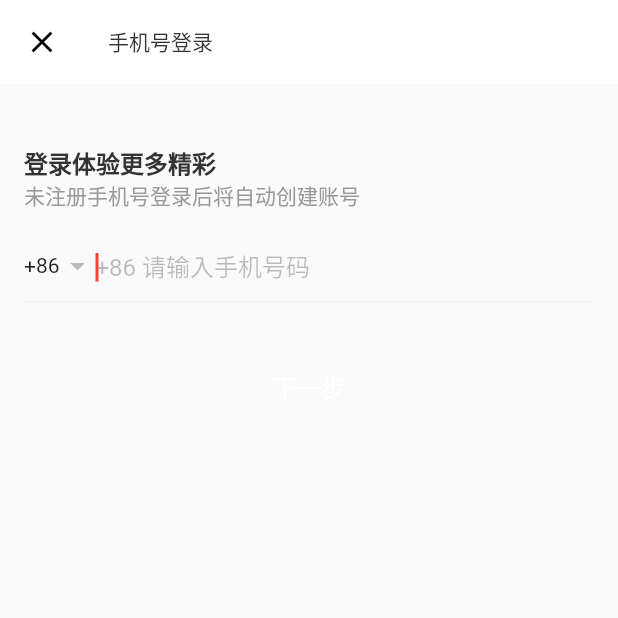
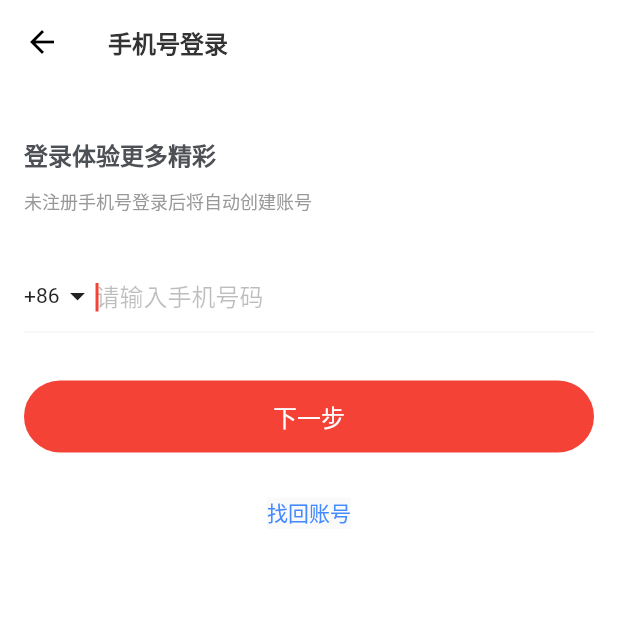
Before and after one commit to itxiaoshuai/CloudMusic, a Flutter app: the RegisterPage screen opened directly, on a phone screen of 412 x 824 dp, the top half of it. Run offline on Flutter 3.47's test engine with Material 2 defaults, Android fonts, the phone set to English and light mode, and no system bars; drawn by our look-alikes of oktoast; our stand-ins replace audioplayers, cached_network_image, chewie, cookie_jar, date_format, dio and 12 more; missing offline and left inert: audioplayers_web, common_utils, shared_preferences_web, wakelock_web; accounts and stored records are empty; network calls fail; statements that could not run were skipped.

Commit message:
手机号登录页面UI调整 Mobile phone number login page UI adjustment

```diff
--- a/lib/base/res/colors.dart
+++ b/lib/base/res/colors.dart
@@ -5,6 +5,8 @@ class Colours {
   static const Color bg_color = Color(0xfff1f1f1);
 
   static const Color text_dark = Color(0xFF333333);
+
+
   static const Color text_normal = Color(0xFF666666);
   static const Color text_gray = Color(0xFF999999);
   static const Color text_gray_c = Color(0xFFcccccc);
@@ -14,4 +16,17 @@ class Colours {
   static const Color text_white = Color(0xFFFFFFFF);
   static const Color login_text_disabled = Color(0xFFD4E2FA);
   static const Color login_button_disabled = Color(0xFF96BBFA);
+
+
+  static const Color text_dark0 = Color(0xFF4d5054);
+  static const Color text_dark10 = Color(0xFF45484c);
+  static const Color text_dark20 = Color(0xFF3e4043);
+  static const Color text_dark30 = Color(0xFF36383b);
+  static const Color text_dark40 = Color(0xFF2e3032);
+  static const Color text_dark50 = Color(0xFF27282a);
+  static const Color text_dark60 = Color(0xFF1f2022);
+  static const Color text_dark70 = Color(0xFF171819);
+  static const Color text_dark80 = Color(0xFF0f1011);
+  static const Color text_dark90 = Color(0xFF080808);
+  static const Color text_dark100 = Color(0xFF000000);
 }
--- a/lib/base/res/styles.dart
+++ b/lib/base/res/styles.dart
@@ -36,6 +36,19 @@ class TextStyles {
       fontSize: Dimens.font_sp16,
       color: Colours.text_dark,
       fontWeight: FontWeight.bold);
+
+  static const TextStyle textBoldDark16_0 = const TextStyle(
+      fontSize: Dimens.font_sp16,
+      color: Colours.text_dark0,
+      fontWeight: FontWeight.bold);
+
+
+
+
+
+
+
+
   static const TextStyle textBoldDark18 = const TextStyle(
       fontSize: Dimens.font_sp18,
       color: Colours.text_dark,
--- a/lib/net/http.dart
+++ b/lib/net/http.dart
@@ -14,7 +14,8 @@ class Http extends BaseHttp {
   Future<void> init() async {
     debugPrint("Http---->init");
     // options.baseUrl = "http://118.24.63.15:1020";
-    options.baseUrl = "http://192.168.0.106:3000";
+    // options.baseUrl = "http://192.168.0.106:3000";
+    options.baseUrl = "http://192.168.21.106:3000";
     // options.baseUrl = "http://172.16.25.80:3000";
     options.followRedirects = false;
     //
--- a/lib/pages/WebViewPage.dart
+++ b/lib/pages/WebViewPage.dart
@@ -25,7 +25,7 @@ class _WebViewPage extends State<WebViewPage> {
   @override
   void initState() {
     super.initState();
-    if (Platform.isAndroid) WebView.platform = SurfaceAndroidWebView();
+    if (Platform.isAndroid) WebView.platform = AndroidWebView();
   }
 
   @override
--- a/lib/pages/login/page_register.dart
+++ b/lib/pages/login/page_register.dart
@@ -17,44 +17,43 @@ class _RegisterPageState extends State<RegisterPage> {
   Widget build(BuildContext context) {
     return Scaffold(
       appBar: AppBar(
-        leading: IconButton(
-            icon: Icon(
-              Icons.close,
-              color: Colors.black,
-            ),
-            onPressed: () {
-              Navigator.pop(context); // 关闭当前页面
-            }),
+        iconTheme: IconThemeData(color: Colors.black),
         elevation: 0,
         backgroundColor: Colors.white,
-        title: Text('手机号登录', style: TextStyles.textDark14,),
+        title: Text(
+          '手机号登录',
+          style: TextStyles.textBoldDark16,
+        ),
       ),
       body: Container(
-        padding: EdgeInsets.only(left: 16, right: 16, top: 40),
+        padding: EdgeInsets.only(left: 16, right: 16, top: 35),
         child: Column(
           crossAxisAlignment: CrossAxisAlignment.start,
           children: <Widget>[
             Text(
               '登录体验更多精彩',
-              style: TextStyles.textBoldDark16,
+              style: TextStyles.textBoldDark16_0,
             ),
+            Gaps.vGap10,
             Text(
               '未注册手机号登录后将自动创建账号',
-              style: TextStyles.textGray14,
+              style: TextStyles.textGray12,
             ),
-            Gaps.vGap12,
+            Gaps.vGap30,
             Container(
               // color: Colors.blue,
               child: Row(
                 children: <Widget>[
-                  Text('+86'),
+                  Text(
+                    '+86',
+                  ),
                   Icon(
                     Icons.arrow_drop_down_sharp,
-                    color: Colors.black26,
+                    color: Colors.black87,
                   ),
                   Expanded(
                       child: _inputStyle(
-                          TextInputType.number, "+86 请输入手机号码", Icons.phone_android,
+                          TextInputType.number, "请输入手机号码", Icons.phone_android,
                           (account) {
                     this.phone = account;
                   }, false))
@@ -70,25 +69,38 @@ class _RegisterPageState extends State<RegisterPage> {
                     children: <Widget>[
                       Text(
                         '下一步',
-                      style: TextStyle(fontSize: 16),
+                        style: TextStyle(fontSize: 16,color: Colors.white),
                       )
                     ],
                   ),
                   onPressed: () {
-                  Navigator.of(context)
-                      .push(MaterialPageRoute(builder: (BuildContext context) {
+                    Navigator.of(context).push(
+                        MaterialPageRoute(builder: (BuildContext context) {
                       return LoginWithAuth(); //手机号登入
                     }));
                   },
                   style: TextButton.styleFrom(
                       padding: const EdgeInsets.only(top: 12, bottom: 12),
-                      primary: Colors.white,
+                      backgroundColor: Theme.of(context).primaryColor,
                       textStyle:
                           const TextStyle(fontSize: 20, color: Colors.white),
                       shape: StadiumBorder())),
-            )
+            ),
+            Gaps.vGap30,
+            Center(
+                child: Material(
+              child: InkWell(
+                onTap: () {},
+                child: Text(
+                  '找回账号',
+                  textAlign: TextAlign.center,
+                  style: TextStyle(color: Colors.blueAccent),
+                ),
+              ),
+            ))
           ],
         ),
+        color: Colors.white,
       ),
     );
   }
@@ -110,5 +122,4 @@ class _RegisterPageState extends State<RegisterPage> {
       onChanged: onChanged,
     );
   }
-
 }
--- a/pubspec.yaml
+++ b/pubspec.yaml
@@ -56,6 +56,7 @@ dependencies:
   dio_cookie_manager: ^2.0.0
   scrollable_positioned_list: ^0.3.2
   path_provider: ^2.0.7
+  get: ^4.6.1
 dev_dependencies:
   flutter_test:
     sdk: flutter
```
Also changed, not shown: pubspec.lock. Lines whose indentation alone changed are shown as unchanged.
